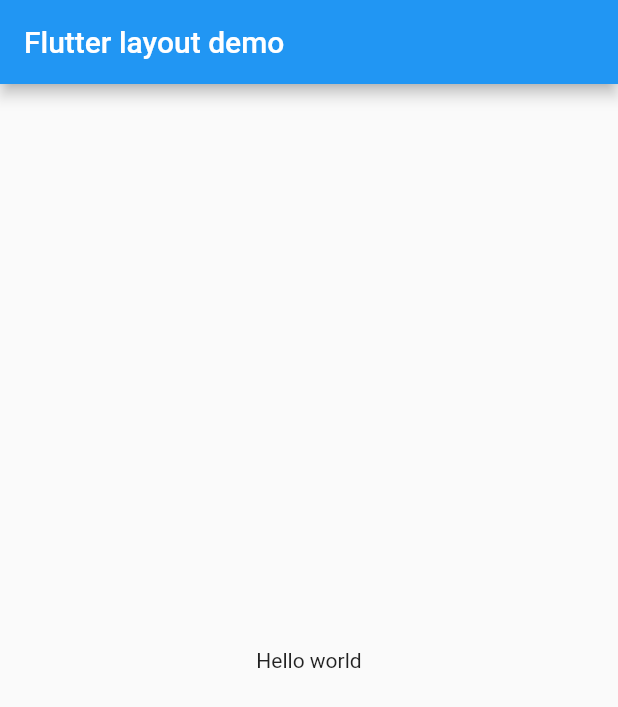
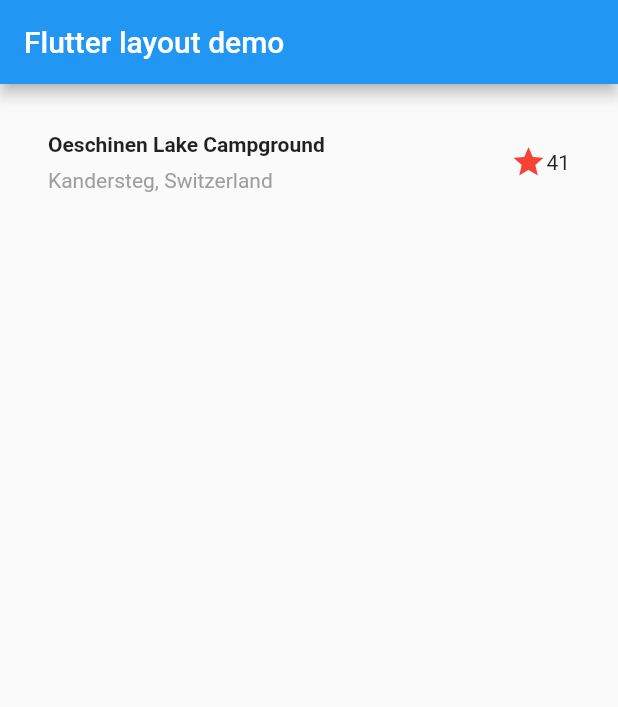
Before and after one commit to icungse/layouts_in_flutter, a Flutter app: the screen it shows after launch, on a phone screen of 412 x 824 dp. Shown: the top 707 px of the screen. Run offline on Flutter 3.47's test engine with Material 2 defaults, Android fonts, the phone set to English and light mode, and no system bars.

Commit message:
Implement the title row

```diff
--- a/lib/main.dart
+++ b/lib/main.dart
@@ -7,14 +7,45 @@
 
   @override
   Widget build(BuildContext context) {
+    Widget titleSection = Container(
+      padding: const EdgeInsets.all(32),
+      child: Row(
+        children: [
+          Expanded(
+              child: Column(
+            crossAxisAlignment: CrossAxisAlignment.start,
+            children: [
+              Container(
+                padding: const EdgeInsets.only(bottom: 8),
+                child: const Text(
+                  'Oeschinen Lake Campground',
+                  style: TextStyle(
+                    fontWeight: FontWeight.bold,
+                  ),
+                ),
+              ),
+              Text(
+                'Kandersteg, Switzerland',
+                style: TextStyle(color: Colors.grey[500]),
+              ),
+            ],
+          )),
+          Icon(
+            Icons.star,
+            color: Colors.red[500],
+          ),
+          const Text('41')
+        ],
+      ),
+    );
+
     return MaterialApp(
       title: 'Flutter layout demo',
       home: Scaffold(
-        appBar: AppBar(title: const Text('Flutter layout demo')),
-        body: const Center(
-          child: Text('Hello world'),
-        ),
-      ),
+          appBar: AppBar(title: const Text('Flutter layout demo')),
+          body: Column(
+            children: [titleSection],
+          )),
     );
   }
 }
```
